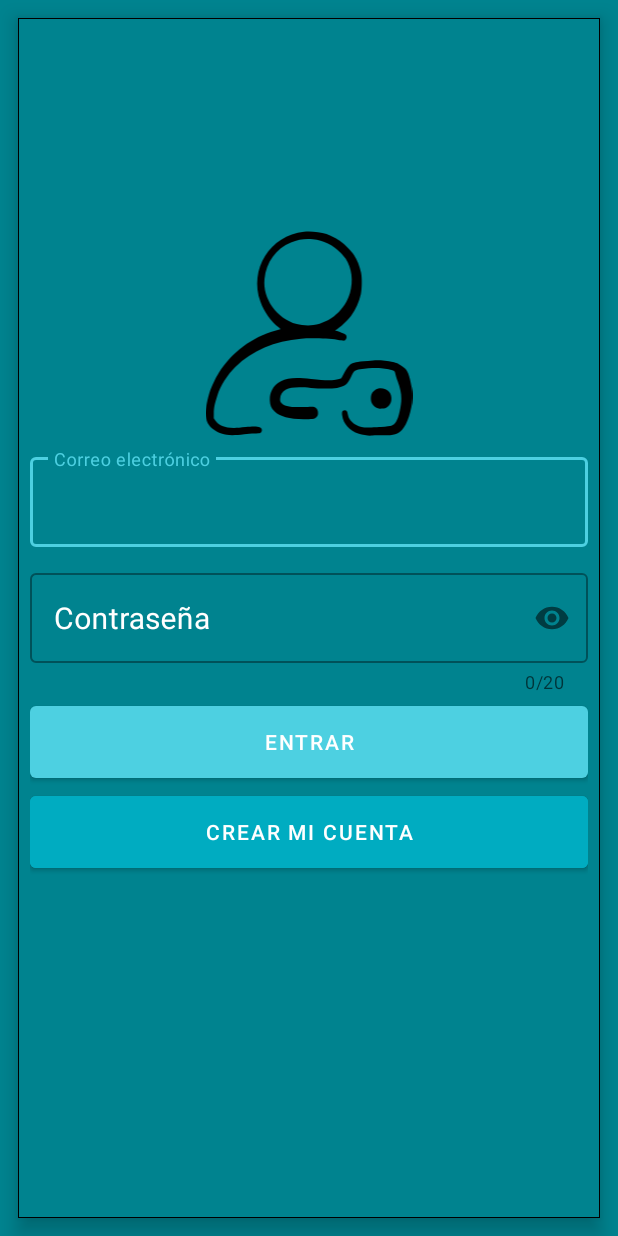
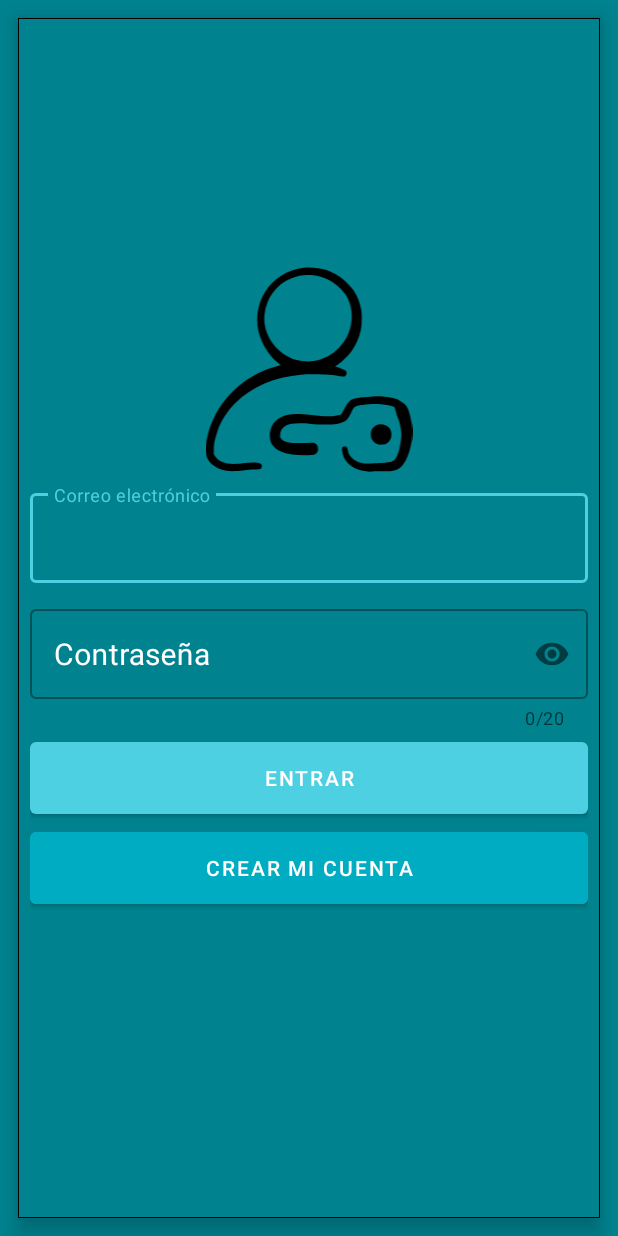
Before and after one commit to jorgeMartinezNajera/BicicleLlantas, an Android app: the screen it shows after launch (LoginActivity), on a phone screen of 412 x 824 dp. Run offline under Robolectric (Android 15) with nearby library versions, the light colour scheme and no system bars.

Commit message:
Update activity_login.xml
activity_login - Baje un poco todos los componentes para que queden mas centrados, cambie el tamaño de las cajas y la letra, cambie el icono

```diff
--- a/app/src/main/res/layout/activity_login.xml
+++ b/app/src/main/res/layout/activity_login.xml
@@ -20,7 +20,12 @@
             android:layout_height="match_parent"
             android:layout_margin="8dp"
             android:orientation="vertical">
-            <!-- Imagen-->
+
+            <View
+                android:layout_width="match_parent"
+                android:layout_height="24dp" />
+
+            <!--correo-->
 
             <ImageView
                 android:id="@+id/imageView"
@@ -29,7 +34,6 @@
                 android:layout_marginTop="200px"
                 app:srcCompat="@drawable/ic_user_login" />
 
-            <!--correo-->
             <com.google.android.material.textfield.TextInputLayout
                 android:id="@+id/txtCorreoTil"
                 style="@style/Widget.MaterialComponents.TextInputLayout.OutlinedBox"
@@ -44,10 +48,10 @@
                     android:layout_height="60dp"
                     android:hint="@string/correo_electr_nico"
                     android:inputType="textEmailAddress"
-                    android:textSize="20sp"
                     android:paddingHorizontal="12dp"
                     android:paddingVertical="12dp"
-                    android:textColor="@color/white"></com.google.android.material.textfield.TextInputEditText>
+                    android:textColor="@color/white"
+                    android:textSize="20sp"></com.google.android.material.textfield.TextInputEditText>
             </com.google.android.material.textfield.TextInputLayout>
 
             <!--contraseña-->
@@ -68,11 +72,11 @@
                     android:layout_height="60dp"
                     android:hint="@string/contrase_a"
                     android:inputType="textPassword"
-                    android:textSize="20sp"
                     android:maxLength="20"
                     android:paddingHorizontal="12dp"
                     android:paddingVertical="12dp"
-                    android:textColor="@color/white"></com.google.android.material.textfield.TextInputEditText>
+                    android:textColor="@color/white"
+                    android:textSize="20sp"></com.google.android.material.textfield.TextInputEditText>
             </com.google.android.material.textfield.TextInputLayout>
 
             <!--btnEntrar-->
@@ -92,10 +96,10 @@
             <com.google.android.material.button.MaterialButton
                 android:id="@+id/btnRegister"
                 style="@style/Widget.MaterialComponents.Button"
-                android:backgroundTint="@color/_600"
                 android:layout_width="match_parent"
                 android:layout_height="wrap_content"
                 android:layout_marginTop="12dp"
+                android:backgroundTint="@color/_600"
                 android:insetTop="0dp"
                 android:insetBottom="0dp"
                 android:text="Crear mi cuenta">
```
